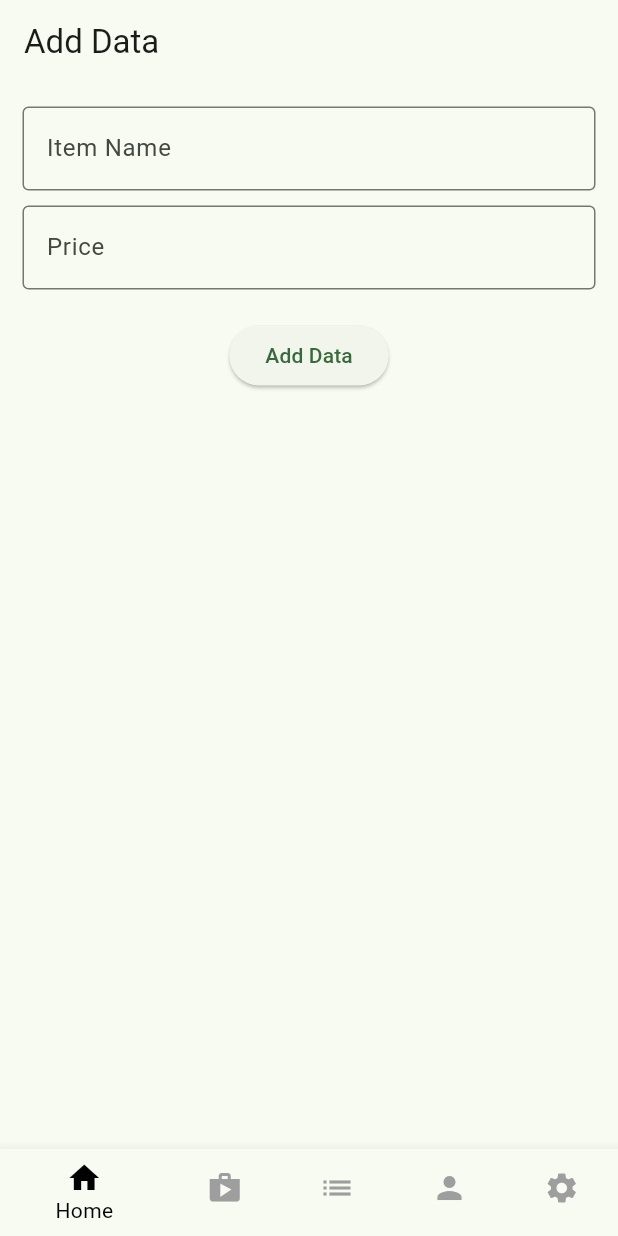
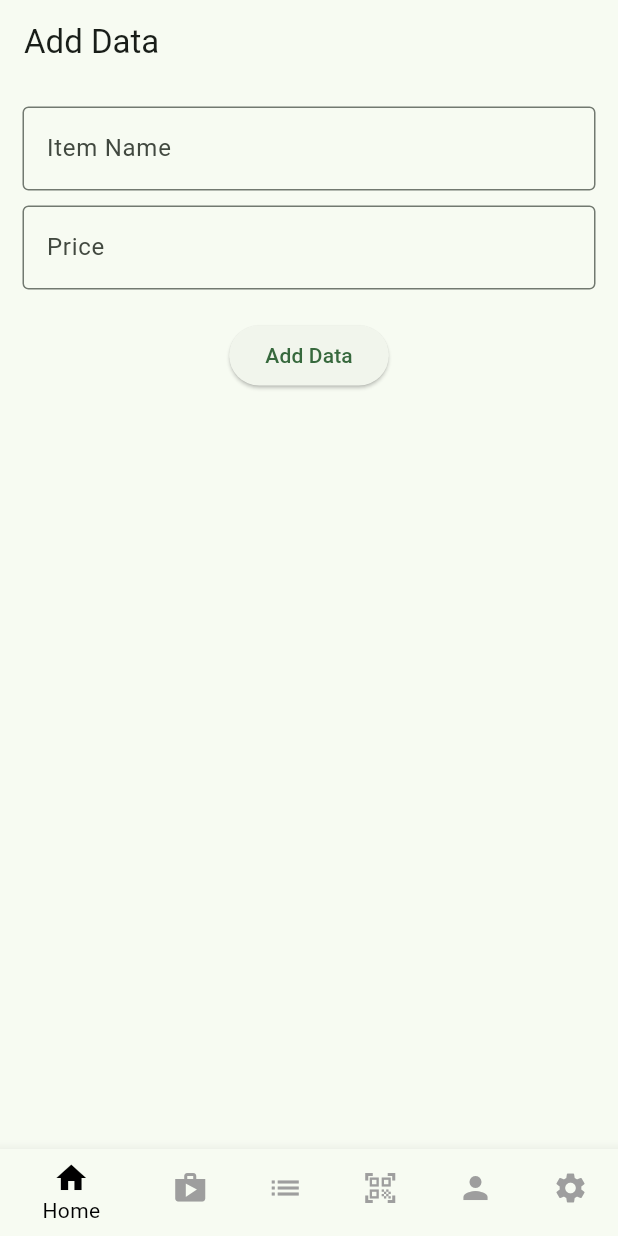
Before and after one commit to OshadiJayananda/shop-i, a Flutter app: the screen it shows after launch, on a phone screen of 412 x 824 dp. Run offline on Flutter 3.47's test engine with Material 3 defaults, Android fonts, the phone set to English and light mode, and no system bars; our stand-ins replace firebase_core, firebase_database, flutter_tts, speech_to_text; missing offline and left inert: mobile_scanner; accounts and stored records are empty.

Commit message:
new commit

```diff
--- a/lib/pages/main_page.dart
+++ b/lib/pages/main_page.dart
@@ -2,7 +2,8 @@ import 'package:demo_app/pages/home_page.dart';
 import 'package:demo_app/pages/profile_page.dart';
 import 'package:demo_app/pages/settings_page.dart';
 import 'package:demo_app/pages/shopping_page.dart';
-import 'package:demo_app/pages/shopping_list.dart';  // Import the shopping_list.dart
+import 'package:demo_app/pages/shopping_list.dart';
+import 'package:demo_app/pages/Barcode_scanner.dart';// Import the BarcodeScanner page
 import 'package:flutter/material.dart';
 
 class MainPage extends StatefulWidget {
@@ -16,7 +17,8 @@ class _MainPageState extends State<MainPage> {
   final List<Widget> pages = [
     const HomePage(),
     const ShoppingPage(),
-    const Voicepage(), // Add ShoppingList to pages
+    const Voicepage(),
+    const BarcodeScanner(), // Ensure BarcodeScanner is listed here
     const ProfilePage(),
     const SettingsPage(),
   ];
@@ -34,37 +36,31 @@ class _MainPageState extends State<MainPage> {
             currentPage = value;
           });
         },
-        selectedItemColor: Colors.black, // For selected item color
+        selectedItemColor: Colors.black,
         unselectedItemColor: Colors.grey,
         items: const [
           BottomNavigationBarItem(
-            icon: Icon(
-              Icons.home,
-            ),
+            icon: Icon(Icons.home),
             label: "Home",
           ),
           BottomNavigationBarItem(
-            icon: Icon(
-              Icons.shop,
-            ),
+            icon: Icon(Icons.shop),
             label: "Shopping",
           ),
           BottomNavigationBarItem(
-            icon: Icon(
-              Icons.list,  // Icon for shopping list
-            ),
-            label: "Shopping List",  // Label for shopping list
+            icon: Icon(Icons.list),
+            label: "Shoppinglist",
           ),
           BottomNavigationBarItem(
-            icon: Icon(
-              Icons.person,
-            ),
+            icon: Icon(Icons.qr_code_scanner),
+            label: "Barcode Scanner",
+          ),
+          BottomNavigationBarItem(
+            icon: Icon(Icons.person),
             label: "Profile",
           ),
           BottomNavigationBarItem(
-            icon: Icon(
-              Icons.settings,
-            ),
+            icon: Icon(Icons.settings),
             label: "Settings",
           ),
         ],
--- a/pubspec.yaml
+++ b/pubspec.yaml
@@ -47,6 +47,9 @@ dependencies:
   intl: ^0.19.0
   firebase_database: ^11.1.2
   regexpattern: ^2.6.0
+  mobile_scanner: ^3.1.0
+  flutter_tts: ^3.3.0
+
 
 dev_dependencies:
   flutter_test:
```
Also changed, not shown: lib/pages/Barcode_scanner.dart (added, +101 -0 lines), pubspec.lock, 3 other files.
